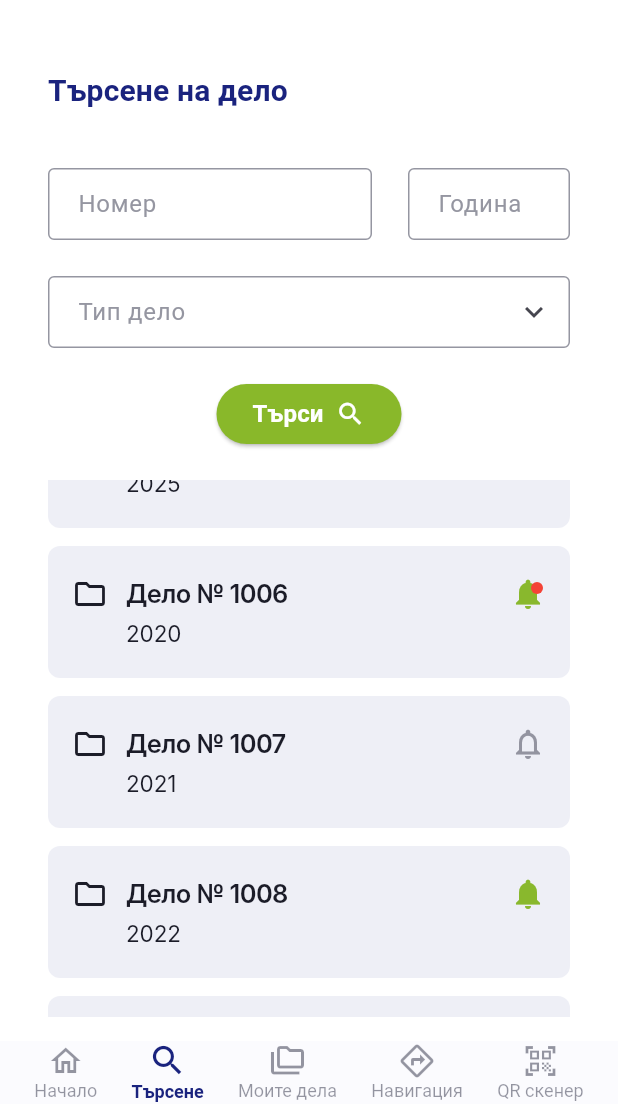
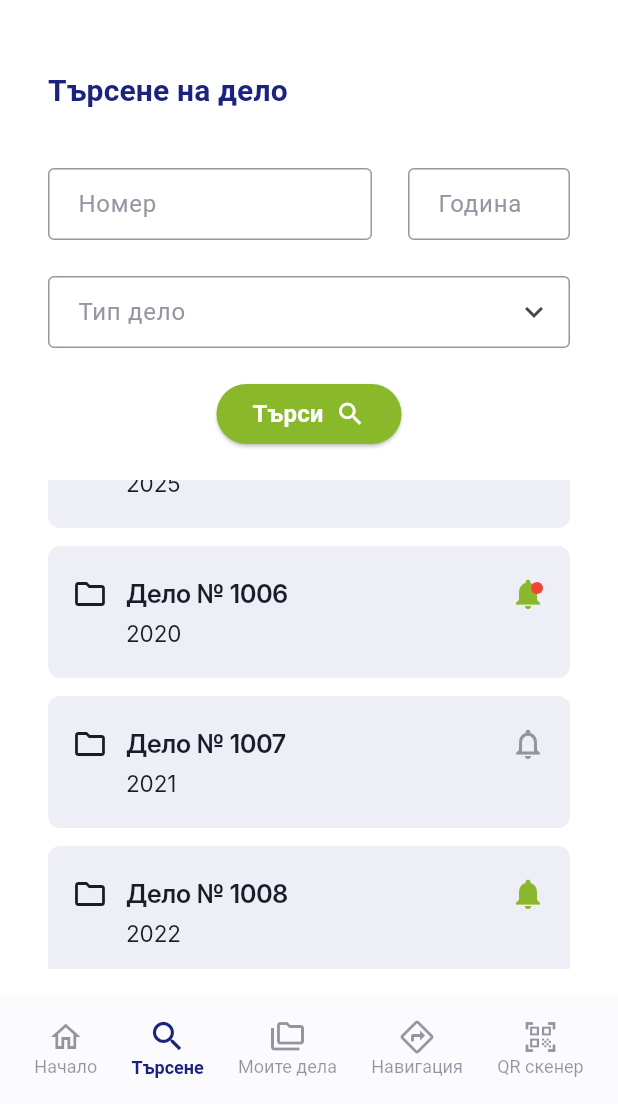
Before and after one commit to plamenC/issi_search_screen, a Flutter app: the screen it shows after launch, scrolled down 576 dp, on a phone screen of 412 x 824 dp, the part 132-1236 px from its top. Run offline on Flutter 3.47's test engine with Material 3 defaults, Android fonts, the phone set to English and light mode, and no system bars; our stand-ins replace flutter_svg; Roboto replaces fonts that are missing (Inter, Verdana).

Commit message:
wrap the bottom nav bar into a padding

```diff
--- a/lib/widgets/custom_bottom_navigation.dart
+++ b/lib/widgets/custom_bottom_navigation.dart
@@ -49,7 +49,9 @@ class CustomBottomNavigation extends StatelessWidget {
   }
 
   Widget _buildCustomNavigationItem(int index, IconData icon, String label) {
-    return GestureDetector(
+    return Padding(
+      padding: const EdgeInsets.only(top: 16.0, bottom: 16.0),
+      child: GestureDetector(
         onTap: () => onItemTapped(index),
         child: Column(
           mainAxisSize: MainAxisSize.min,
@@ -81,6 +83,7 @@ class CustomBottomNavigation extends StatelessWidget {
             ),
           ],
         ),
+      ),
     );
   }
 }
```
Lines whose indentation alone changed are shown as unchanged.
